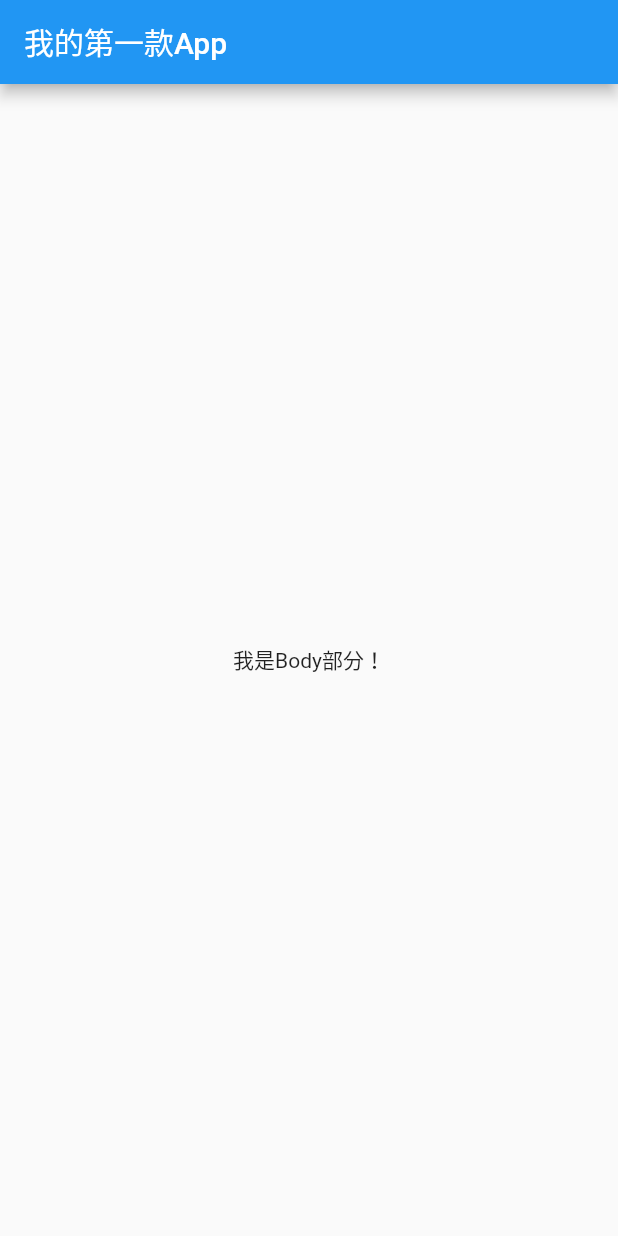
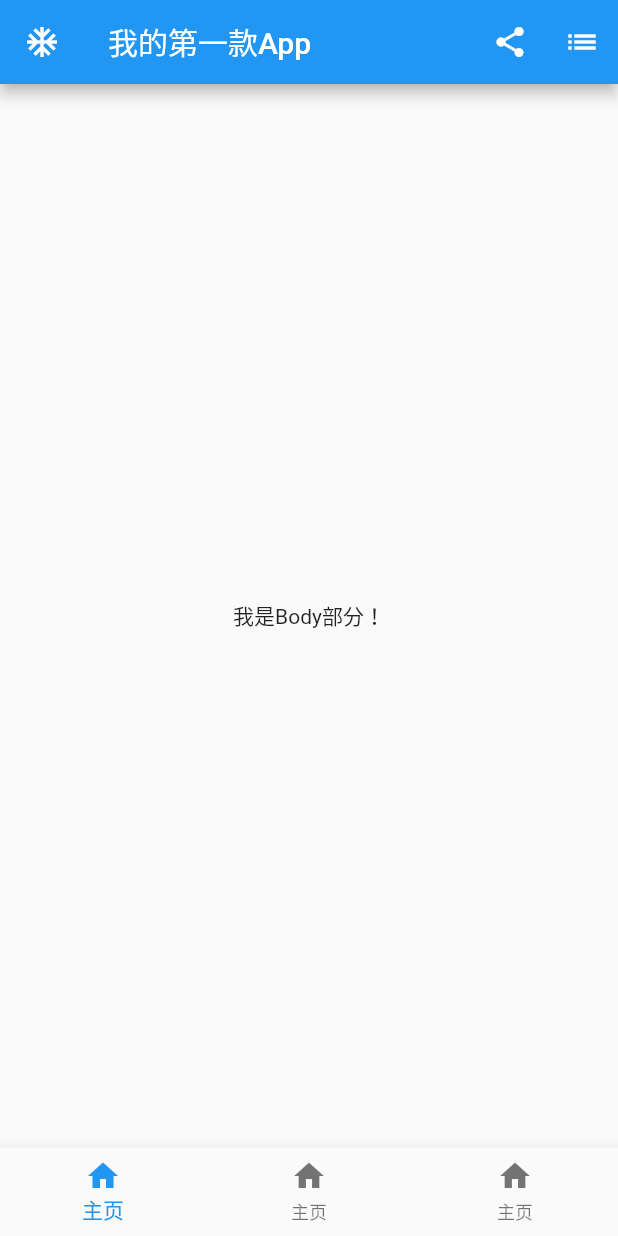
Before and after one commit to cnatom/flutter_learning_2023, a Flutter app: the screen it shows after launch, on a phone screen of 412 x 824 dp. Run offline on Flutter 3.47's test engine with Material 2 defaults, Android fonts, the phone set to English and light mode, and no system bars.

Commit message:
✨feature(main):第一个页面

```diff
--- a/lib/main.dart
+++ b/lib/main.dart
@@ -1,30 +1,63 @@
+// 导入flutter的ui库
 import 'package:flutter/material.dart';
 
+// 通过runApp函数启动App
 main() => runApp(MyApp());
 
+// 在空白处输入stl即可生成以下Stateless无状态页面
 class MyApp extends StatelessWidget {
+  // 这里的key相当于MyApp的"身份证"，现在先不要管
   const MyApp({Key? key}) : super(key: key);
 
+  // build方法用于描述页面的形状
   @override
   Widget build(BuildContext context) {
+    // MaterialApp是整个App的配置！
+    // 整个App只允许有一个MaterialApp
     return MaterialApp(
+      // 这个App的主页
       home: MyHomePage(),
     );
   }
 }
-
 
 class MyHomePage extends StatelessWidget {
   const MyHomePage({Key? key}) : super(key: key);
 
   @override
   Widget build(BuildContext context) {
+    // Scaffold是App页面的"模板"
+    // 包含最常用的
+    // -  顶栏：appBar
+    // -  内容：body
+    // -  底部导航栏：bottomNavigationBar
     return Scaffold(
+      // Scaffold的顶部工具栏appBar
       appBar: AppBar(
+        // 左侧图标
+        leading: IconButton(
+          icon: Icon(Icons.ac_unit_outlined),
+          onPressed: () {},
+        ),
+        // 标题
         title: Text("我的第一款App"),
+        // 右侧图标
+        actions: [
+          IconButton(icon: Icon(Icons.share), onPressed: () {},),
+          IconButton(icon: Icon(Icons.list), onPressed: () {})
+        ],
       ),
+      // 中间的body部分
       body: Center(
         child: Text("我是Body部分！"),
+      ),
+      // 底部导航栏bottomNavigationBar
+      bottomNavigationBar: BottomNavigationBar(
+        items: [
+          BottomNavigationBarItem(icon: Icon(Icons.home), label: "主页"),
+          BottomNavigationBarItem(icon: Icon(Icons.home), label: "主页"),
+          BottomNavigationBarItem(icon: Icon(Icons.home), label: "主页"),
+        ],
       ),
     );
   }
```
